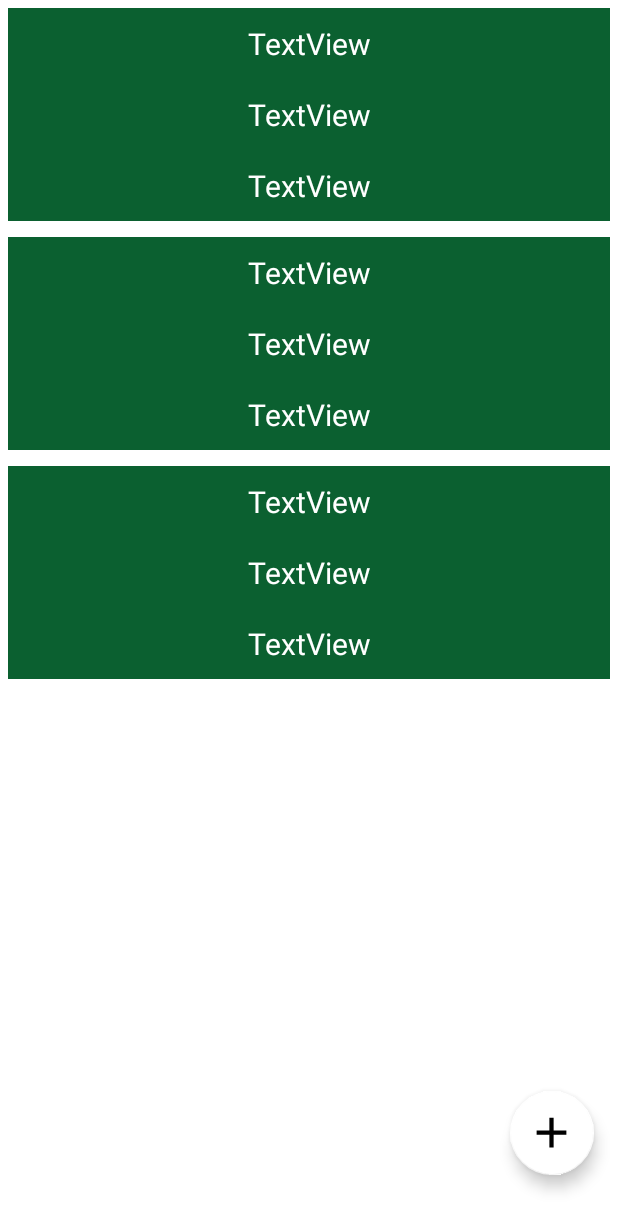
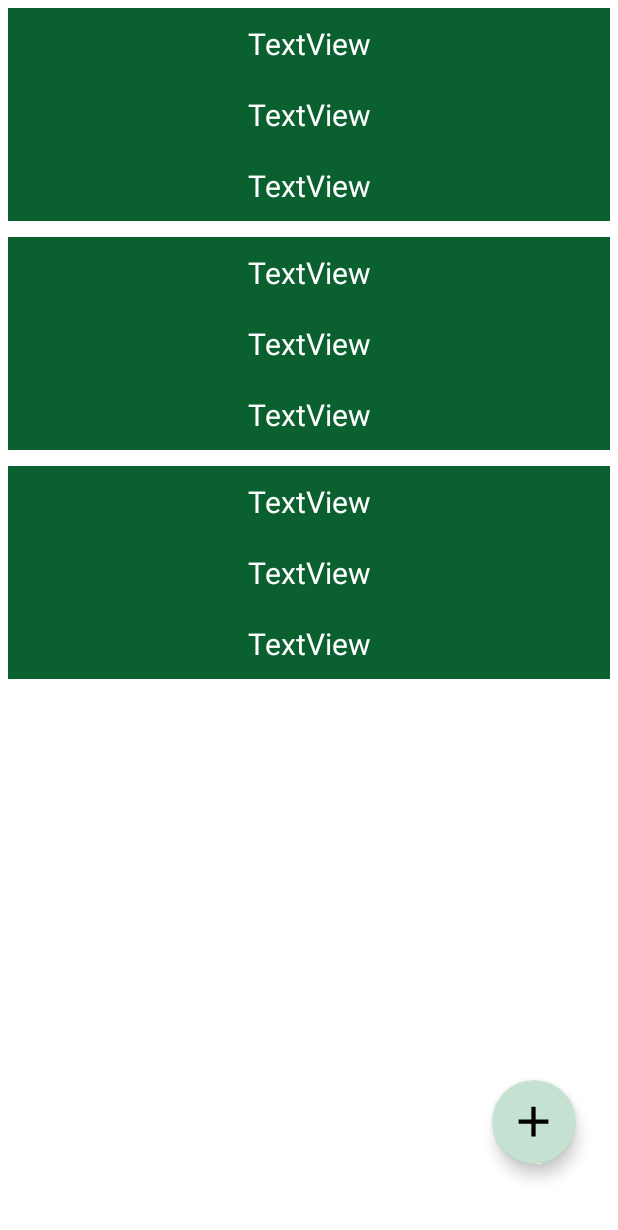
Before and after one commit to renukanandatd/UserRegistration, an Android app: the layout activity_main.xml on its own in the app's theme, with its tools: preview values and no code run, on a phone screen of 412 x 824 dp. Shown: the top 1230 px of the screen. Run offline under Robolectric (Android 15) with nearby library versions, the phone set to English and light mode, and no system bars.

Commit message:
Add user activity added

```diff
--- a/app/src/main/res/layout/activity_main.xml
+++ b/app/src/main/res/layout/activity_main.xml
@@ -16,28 +16,27 @@
         app:layout_constraintHorizontal_bias="0.0"
         app:layout_constraintStart_toStartOf="parent"
         app:layout_constraintTop_toTopOf="parent"
-        app:layout_constraintVertical_bias="0.007"
+        app:layout_constraintVertical_bias="0.0"
         tools:listitem="@layout/user_data" />
 
     <com.google.android.material.floatingactionbutton.FloatingActionButton
         android:id="@+id/floatingActionButton"
         android:layout_width="wrap_content"
         android:layout_height="wrap_content"
-        android:layout_marginStart="340dp"
+        android:layout_marginStart="327dp"
         android:layout_marginTop="100dp"
-        android:layout_marginEnd="15dp"
+        android:layout_marginEnd="28dp"
+        android:clickable="true"
         android:contentDescription="Enter How Much Cookies You Want"
-        android:clickable="true"
-        app:backgroundTint="#FFFFFF"
+        android:elevation="10dp"
+        app:backgroundTint="#C4E1D1"
         app:layout_constraintBottom_toBottomOf="parent"
         app:layout_constraintEnd_toEndOf="parent"
-        app:layout_constraintHorizontal_bias="0.0"
-        app:layout_constraintStart_toStartOf="parent"
+        app:layout_constraintStart_toStartOf="@+id/recyclerView"
         app:layout_constraintTop_toTopOf="parent"
-        app:layout_constraintVertical_bias="0.939"
+        app:layout_constraintVertical_bias="0.928"
         app:maxImageSize="34dp"
-        app:rippleColor="#E91E63"
-        android:elevation="10dp"
+        app:rippleColor="@color/black"
         app:srcCompat="@drawable/add" />
 
 </androidx.constraintlayout.widget.ConstraintLayout>
```
Also changed, not shown: app/src/main/AndroidManifest.xml (+7 -1 lines), app/src/main/java/com/example/userregistration/AddUserActivity.kt (added, +11 -0 lines), app/src/main/java/com/example/userregistration/UpdateUserActivity.kt (added, +11 -0 lines), app/src/main/res/layout/activity_add_user.xml (added, +50 -0 lines), app/src/main/res/layout/activity_update_user.xml (added, +9 -0 lines).
